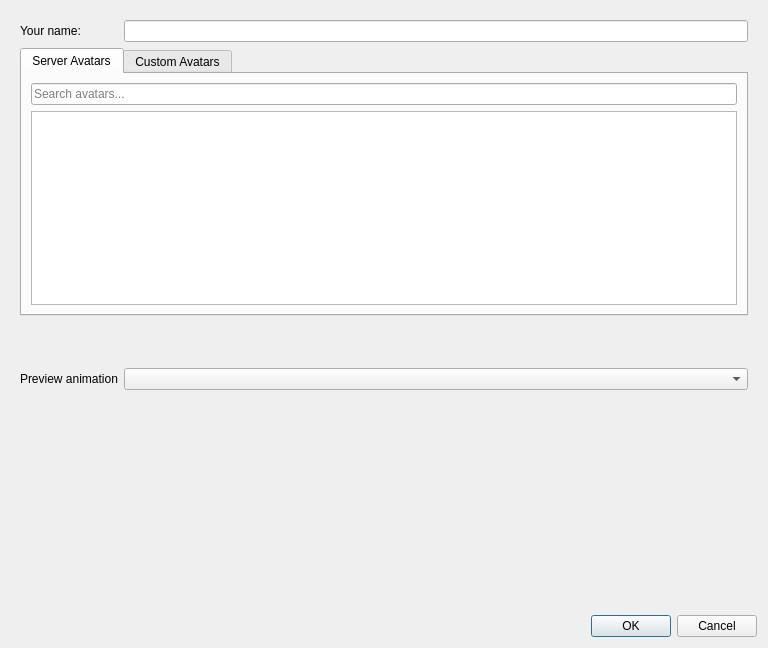
Qt form gui_client/AvatarSettingsDialog.ui (KingdomVR/kingdomvr) before a commit.
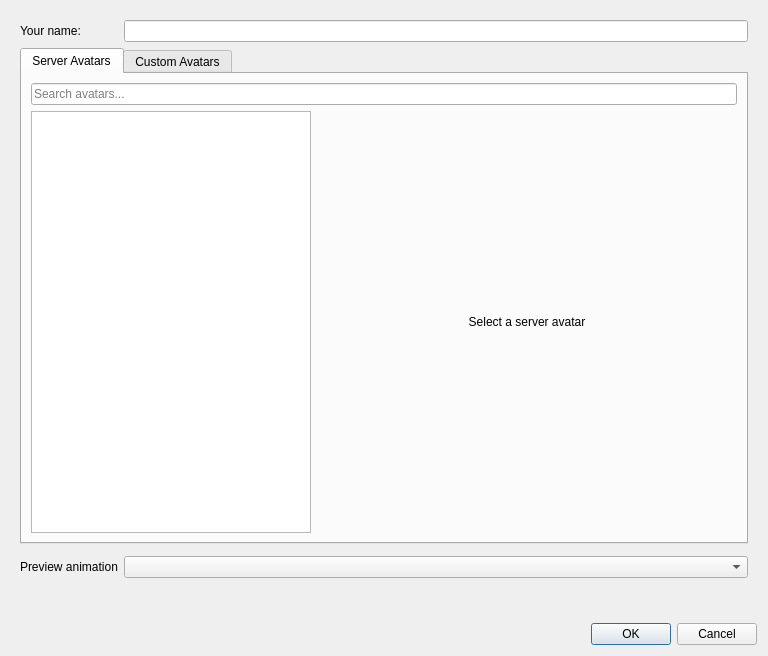
The same form after that commit. Custom widgets are drawn as their Qt base class.

Commit message: Switch server avatars tab layout Left side plain text list, right side full thumbnail preview Try to fix issue where server avatar doesn't show to user again

```diff
--- a/gui_client/AvatarSettingsDialog.ui
+++ b/gui_client/AvatarSettingsDialog.ui
@@ -51,7 +51,34 @@
             </widget>
            </item>
            <item>
-            <widget class="QListWidget" name="serverAvatarListWidget"/>
+            <layout class="QHBoxLayout" name="horizontalLayoutServerAvatarTab">
+             <item>
+              <widget class="QListWidget" name="serverAvatarListWidget">
+              <property name="minimumSize">
+               <size>
+                <width>260</width>
+                <height>420</height>
+               </size>
+              </property>
+              </widget>
+             </item>
+             <item>
+              <widget class="QLabel" name="serverAvatarThumbLabel">
+              <property name="minimumSize">
+               <size>
+                <width>420</width>
+                <height>420</height>
+               </size>
+              </property>
+              <property name="alignment">
+               <set>Qt::AlignCenter</set>
+              </property>
+              <property name="text">
+               <string>Select a server avatar</string>
+              </property>
+              </widget>
+             </item>
+            </layout>
            </item>
           </layout>
          </widget>
```
The commit also changes 3 other files.
